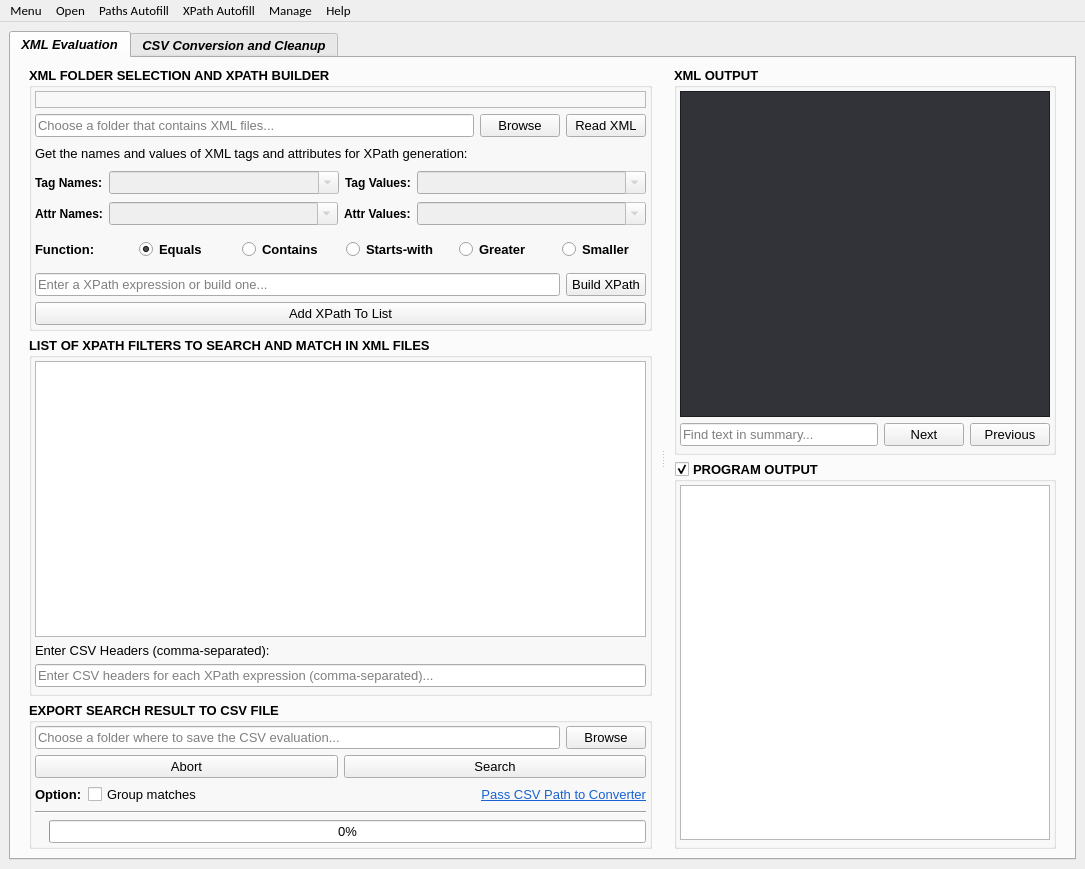
First picture: the form in src/gui/main/XMLuvation.ui, repository zaricj/XMLuvation, before the edit.
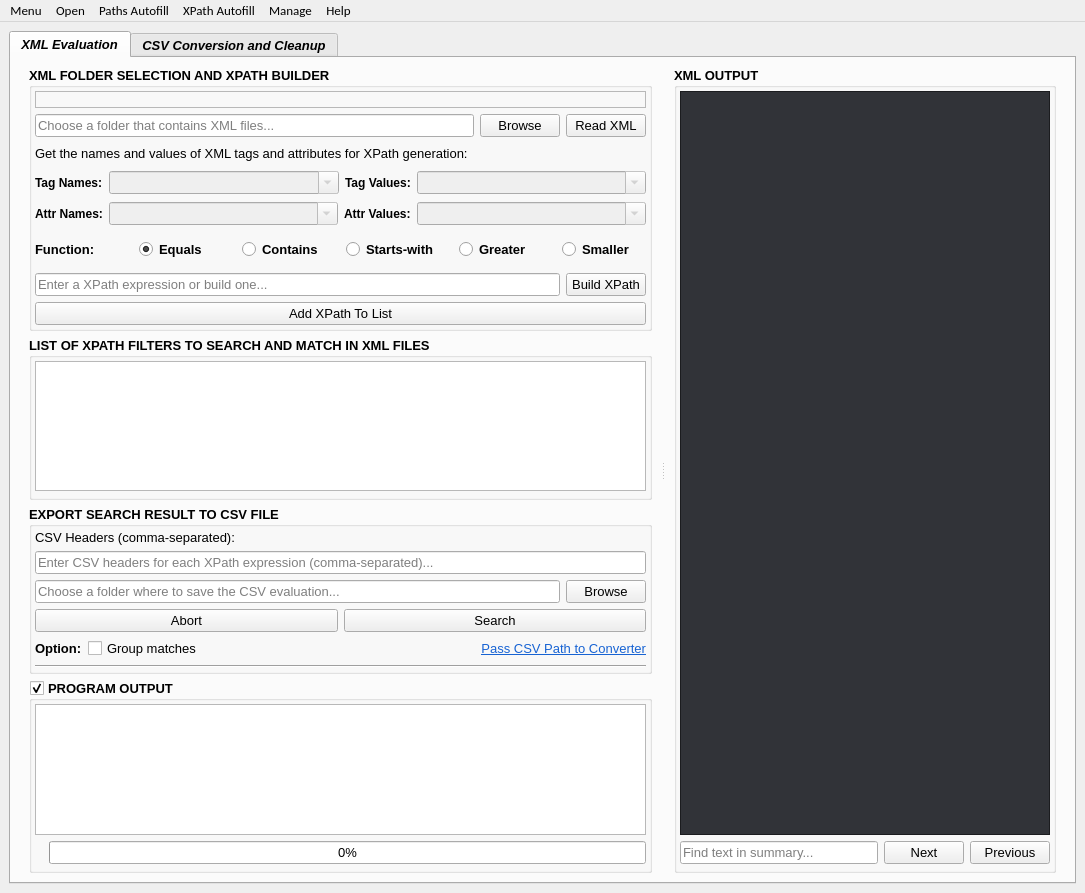
Second picture: the form after the edit. Icons and pictures are not drawn.

Commit message: Fix: "Open" menubar, false pointer to self, should be self.main_window. Refactor: Helper method names, removed underline. Change: dark_theme.qss QPushButton hover border has been removed.

```diff
--- a/src/gui/main/XMLuvation.ui
+++ b/src/gui/main/XMLuvation.ui
@@ -10,7 +10,7 @@
     <x>0</x>
     <y>0</y>
     <width>1085</width>
-    <height>869</height>
+    <height>893</height>
    </rect>
   </property>
   <property name="font">
@@ -935,55 +935,6 @@
                  </property>
                 </widget>
                </item>
-               <item>
-                <widget class="QLabel" name="label_csv_headers_info">
-                 <property name="sizePolicy">
-                  <sizepolicy hsizetype="Preferred" vsizetype="Preferred">
-                   <horstretch>0</horstretch>
-                   <verstretch>0</verstretch>
-                  </sizepolicy>
-                 </property>
-                 <property name="font">
-                  <font>
-                   <family>Microsoft YaHei UI</family>
-                   <pointsize>10</pointsize>
-                   <italic>false</italic>
-                   <bold>false</bold>
-                   <underline>false</underline>
-                   <strikeout>false</strikeout>
-                  </font>
-                 </property>
-                 <property name="text">
-                  <string>Enter CSV Headers (comma-separated):</string>
-                 </property>
-                </widget>
-               </item>
-               <item>
-                <widget class="QLineEdit" name="line_edit_csv_headers_input">
-                 <property name="sizePolicy">
-                  <sizepolicy hsizetype="Expanding" vsizetype="Fixed">
-                   <horstretch>0</horstretch>
-                   <verstretch>0</verstretch>
-                  </sizepolicy>
-                 </property>
-                 <property name="font">
-                  <font>
-                   <family>Microsoft YaHei UI</family>
-                   <pointsize>10</pointsize>
-                   <italic>false</italic>
-                   <bold>false</bold>
-                   <underline>false</underline>
-                   <strikeout>false</strikeout>
-                  </font>
-                 </property>
-                 <property name="placeholderText">
-                  <string>Enter CSV headers for each XPath expression (comma-separated)...</string>
-                 </property>
-                 <property name="clearButtonEnabled">
-                  <bool>true</bool>
-                 </property>
-                </widget>
-               </item>
               </layout>
              </widget>
             </item>
@@ -1022,7 +973,60 @@
                 <number>3</number>
                </property>
                <item>
-                <layout class="QHBoxLayout" name="hor_layout_csv_headers"/>
+                <layout class="QVBoxLayout" name="verticalLayout_14">
+                 <property name="leftMargin">
+                  <number>0</number>
+                 </property>
+                 <item>
+                  <widget class="QLabel" name="label_csv_headers_info">
+                   <property name="sizePolicy">
+                    <sizepolicy hsizetype="Preferred" vsizetype="Preferred">
+                     <horstretch>0</horstretch>
+                     <verstretch>0</verstretch>
+                    </sizepolicy>
+                   </property>
+                   <property name="font">
+                    <font>
+                     <family>Microsoft YaHei UI</family>
+                     <pointsize>10</pointsize>
+                     <italic>false</italic>
+                     <bold>false</bold>
+                     <underline>false</underline>
+                     <strikeout>false</strikeout>
+                    </font>
+                   </property>
+                   <property name="text">
+                    <string>CSV Headers (comma-separated):</string>
+                   </property>
+                  </widget>
+                 </item>
+                 <item>
+                  <widget class="QLineEdit" name="line_edit_csv_headers_input">
+                   <property name="sizePolicy">
+                    <sizepolicy hsizetype="Expanding" vsizetype="Fixed">
+                     <horstretch>0</horstretch>
+                     <verstretch>0</verstretch>
+                    </sizepolicy>
+                   </property>
+                   <property name="font">
+                    <font>
+                     <family>Microsoft YaHei UI</family>
+                     <pointsize>10</pointsize>
+                     <italic>false</italic>
+                     <bold>false</bold>
+                     <underline>false</underline>
+                     <strikeout>false</strikeout>
+                    </font>
+                   </property>
+                   <property name="placeholderText">
+                    <string>Enter CSV headers for each XPath expression (comma-separated)...</string>
+                   </property>
+                   <property name="clearButtonEnabled">
+                    <bool>true</bool>
+                   </property>
+                  </widget>
+                 </item>
+                </layout>
                </item>
                <item>
                 <layout class="QHBoxLayout" name="hor_layout_csv_input_and_export">
@@ -1237,6 +1241,81 @@
                  </property>
                 </widget>
                </item>
+              </layout>
+             </widget>
+            </item>
+            <item>
+             <widget class="QGroupBox" name="group_box_program_output">
+              <property name="sizePolicy">
+               <sizepolicy hsizetype="Preferred" vsizetype="Preferred">
+                <horstretch>0</horstretch>
+                <verstretch>0</verstretch>
+               </sizepolicy>
+              </property>
+              <property name="minimumSize">
+               <size>
+                <width>0</width>
+                <height>0</height>
+               </size>
+              </property>
+              <property name="font">
+               <font>
+                <family>Microsoft YaHei UI</family>
+                <pointsize>10</pointsize>
+                <italic>false</italic>
+                <bold>true</bold>
+                <underline>false</underline>
+                <strikeout>false</strikeout>
+               </font>
+              </property>
+              <property name="title">
+               <string>PROGRAM OUTPUT</string>
+              </property>
+              <property name="checkable">
+               <bool>true</bool>
+              </property>
+              <layout class="QVBoxLayout" name="verticalLayout_12" stretch="0,0">
+               <property name="spacing">
+                <number>6</number>
+               </property>
+               <property name="leftMargin">
+                <number>3</number>
+               </property>
+               <property name="topMargin">
+                <number>3</number>
+               </property>
+               <property name="rightMargin">
+                <number>3</number>
+               </property>
+               <property name="bottomMargin">
+                <number>6</number>
+               </property>
+               <item>
+                <widget class="QTextEdit" name="text_edit_program_output">
+                 <property name="sizePolicy">
+                  <sizepolicy hsizetype="Expanding" vsizetype="Expanding">
+                   <horstretch>0</horstretch>
+                   <verstretch>0</verstretch>
+                  </sizepolicy>
+                 </property>
+                 <property name="font">
+                  <font>
+                   <family>Microsoft YaHei UI</family>
+                   <pointsize>10</pointsize>
+                   <italic>false</italic>
+                   <bold>false</bold>
+                   <underline>false</underline>
+                   <strikeout>false</strikeout>
+                  </font>
+                 </property>
+                 <property name="contextMenuPolicy">
+                  <enum>Qt::ContextMenuPolicy::DefaultContextMenu</enum>
+                 </property>
+                 <property name="readOnly">
+                  <bool>true</bool>
+                 </property>
+                </widget>
+               </item>
                <item>
                 <layout class="QHBoxLayout" name="horizontalLayout_3">
                  <item>
@@ -1743,81 +1822,6 @@
               </layout>
              </widget>
             </item>
-            <item>
-             <widget class="QGroupBox" name="group_box_program_output">
-              <property name="sizePolicy">
-               <sizepolicy hsizetype="Preferred" vsizetype="Preferred">
-                <horstretch>0</horstretch>
-                <verstretch>0</verstretch>
-               </sizepolicy>
-              </property>
-              <property name="minimumSize">
-               <size>
-                <width>0</width>
-                <height>0</height>
-               </size>
-              </property>
-              <property name="font">
-               <font>
-                <family>Microsoft YaHei UI</family>
-                <pointsize>10</pointsize>
-                <italic>false</italic>
-                <bold>true</bold>
-                <underline>false</underline>
-                <strikeout>false</strikeout>
-               </font>
-              </property>
-              <property name="title">
-               <string>PROGRAM OUTPUT</string>
-              </property>
-              <property name="checkable">
-               <bool>true</bool>
-              </property>
-              <layout class="QVBoxLayout" name="verticalLayout_12" stretch="0">
-               <property name="spacing">
-                <number>6</number>
-               </property>
-               <property name="leftMargin">
-                <number>3</number>
-               </property>
-               <property name="topMargin">
-                <number>3</number>
-               </property>
-               <property name="rightMargin">
-                <number>3</number>
-               </property>
-               <property name="bottomMargin">
-                <number>6</number>
-               </property>
-               <item>
-                <widget class="QTextEdit" name="text_edit_program_output">
-                 <property name="sizePolicy">
-                  <sizepolicy hsizetype="Expanding" vsizetype="Expanding">
-                   <horstretch>0</horstretch>
-                   <verstretch>0</verstretch>
-                  </sizepolicy>
-                 </property>
-                 <property name="font">
-                  <font>
-                   <family>Microsoft YaHei UI</family>
-                   <pointsize>10</pointsize>
-                   <italic>false</italic>
-                   <bold>false</bold>
-                   <underline>false</underline>
-                   <strikeout>false</strikeout>
-                  </font>
-                 </property>
-                 <property name="contextMenuPolicy">
-                  <enum>Qt::ContextMenuPolicy::DefaultContextMenu</enum>
-                 </property>
-                 <property name="readOnly">
-                  <bool>true</bool>
-                 </property>
-                </widget>
-               </item>
-              </layout>
-             </widget>
-            </item>
            </layout>
           </widget>
          </widget>
```
The commit also changes 10 other files.
